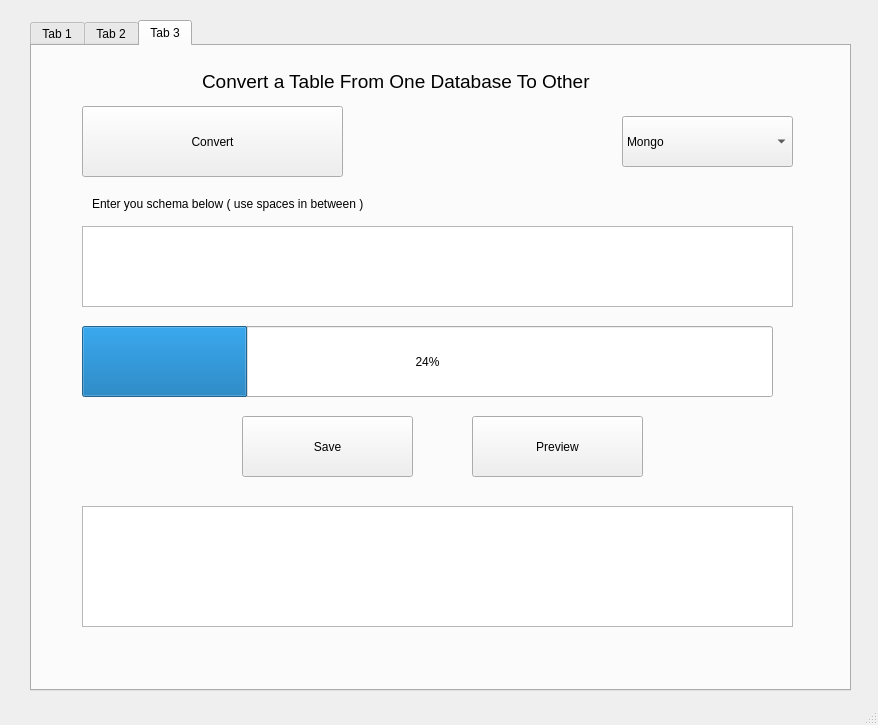
siddh34/BRC-System, file BRC Python/main.ui: the form before one commit.
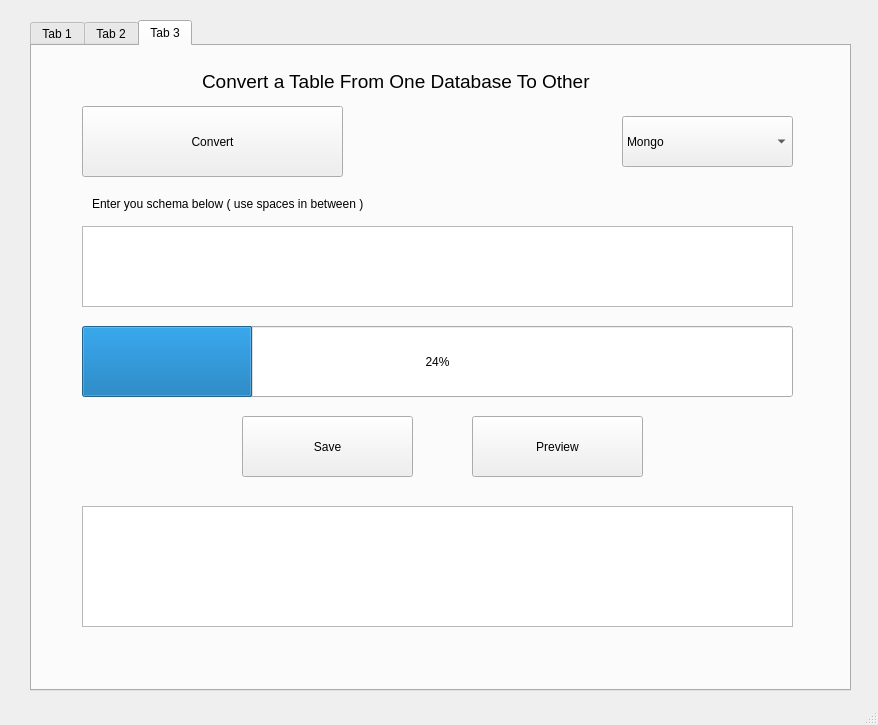
The form after the commit. The open tabs and pages were chosen to show the change.

Commit message: Progress bar functional & Exception screen 2

```diff
--- a/BRC Python/main.ui
+++ b/BRC Python/main.ui
@@ -434,7 +434,7 @@
        <rect>
         <x>50</x>
         <y>280</y>
-        <width>691</width>
+        <width>711</width>
         <height>71</height>
        </rect>
       </property>
```
Left out of the diff: 2 changed lines with no effect on the pictures. The commit also changes 4 other files.
